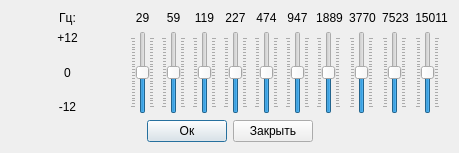
Old version of the form ui/equalizer.ui in the repository ipse666/cueplayer.
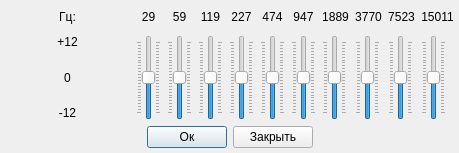
New version of the form. Icons and pictures are not drawn.

The edit to the form file:
```diff
--- a/ui/equalizer.ui
+++ b/ui/equalizer.ui
@@ -18,6 +18,9 @@
     <normaloff>:/images/equalizer.png</normaloff>:/images/equalizer.png</iconset>
   </property>
   <layout class="QGridLayout" name="gridLayout_2">
+   <property name="margin">
+    <number>5</number>
+   </property>
    <item row="0" column="0">
     <layout class="QGridLayout" name="gridLayout" rowminimumheight="0,0,0,0">
      <item row="0" column="0">
```
